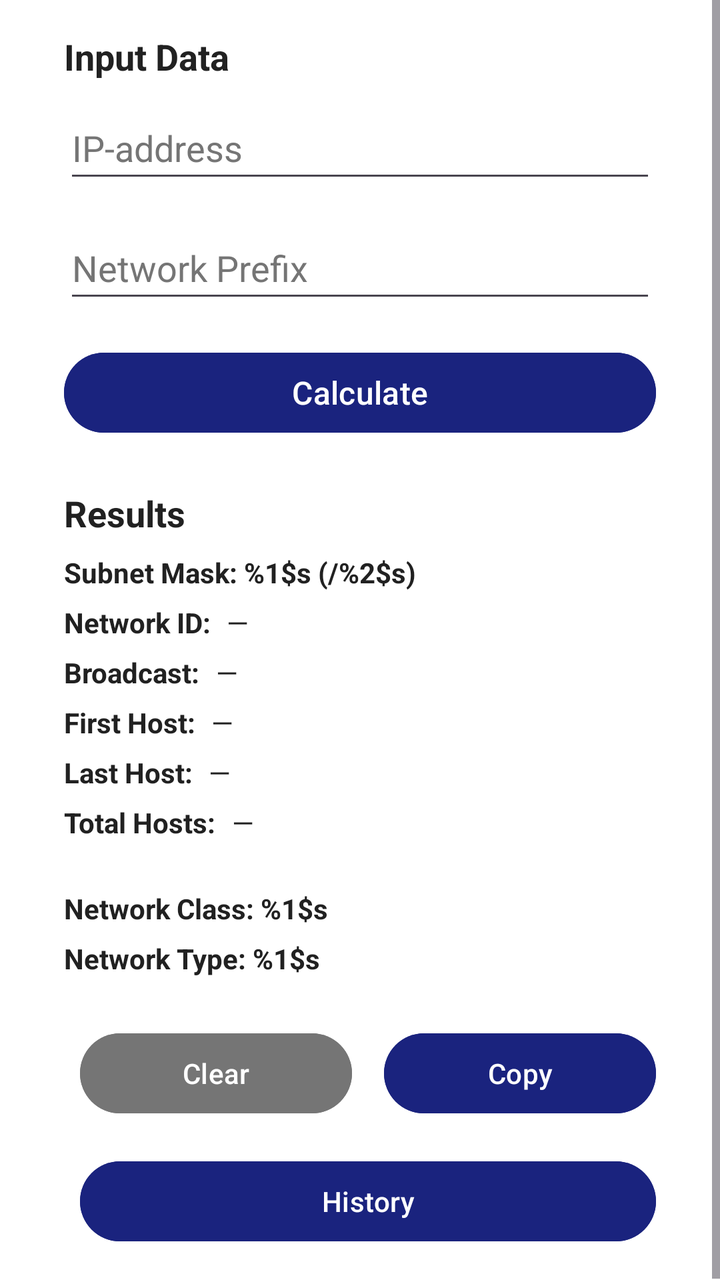
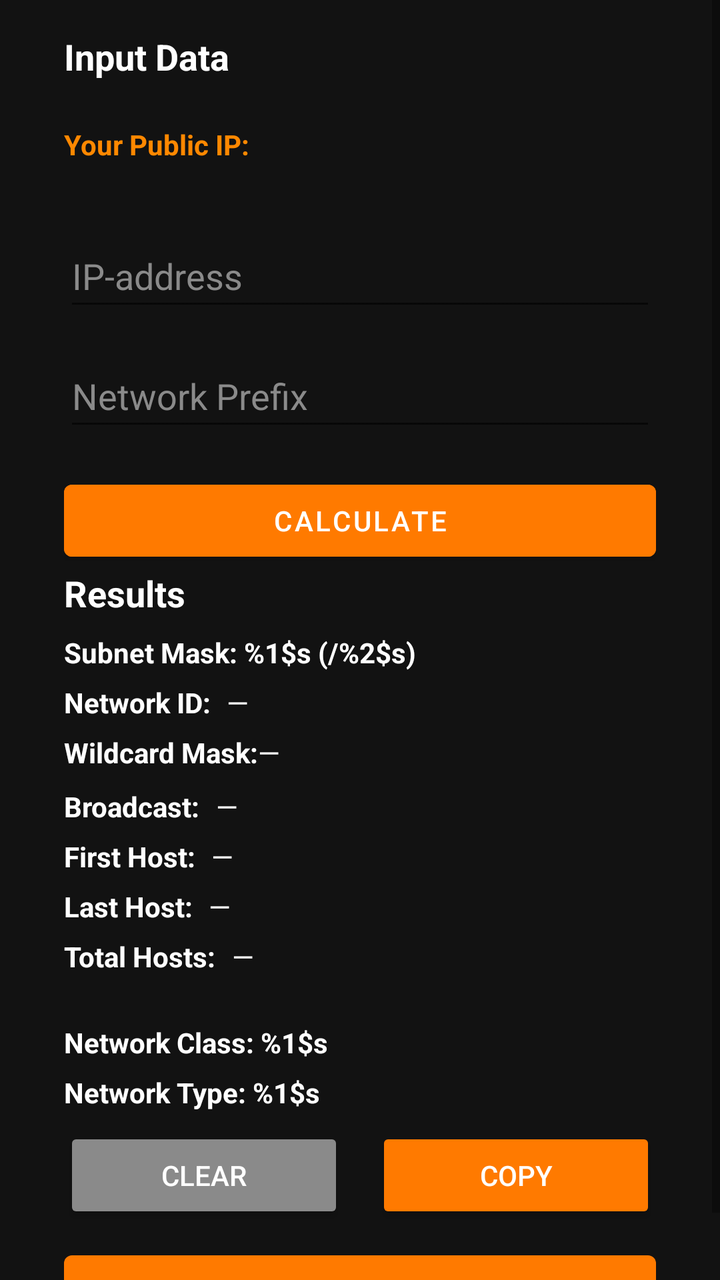

Screens rendered from an Android XML layout before and after an edit, with the pre-edit source and the edit as a unified diff.
<!-- AndroidManifest.xml: application theme Theme.IPCalculator -->
<!-- res/layout/activity_main.xml -->
<?xml version="1.0" encoding="utf-8"?>
<ScrollView xmlns:android="http://schemas.android.com/apk/res/android"
    xmlns:tools="http://android.com"
    android:layout_width="match_parent"
    android:layout_height="match_parent"
    android:fillViewport="true"
    tools:context=".MainActivity">

    <LinearLayout
        android:layout_width="match_parent"
        android:layout_height="wrap_content"
        android:layout_gravity="center_horizontal"
        android:orientation="vertical"
        android:padding="16dp"
        android:layout_marginStart="16dp"
        android:layout_marginEnd="16dp"
        android:background="@color/white">


    <TextView
            android:layout_width="match_parent"
            android:layout_height="wrap_content"
            android:text="@string/title_input_data"
            android:textSize="18sp"
            android:textStyle="bold"
            android:textColor="@color/text_high_contrast"
            android:layout_marginBottom="8dp" />

        <EditText
            android:id="@+id/etIpAddress"
            android:layout_width="match_parent"
            android:layout_height="wrap_content"
            android:minHeight="48dp"
            android:hint="@string/hint_ip_address"
            android:inputType="phone"
            android:digits="0123456789."
            android:maxLength="15"
            android:textColor="@color/text_high_contrast"
            android:textColorHint="#757575"
            android:importantForAutofill="no"
            android:layout_marginBottom="12dp"
            tools:ignore="SpeakableTextPresent" />

        <EditText
            android:id="@+id/etPrefix"
            android:layout_width="match_parent"
            android:layout_height="wrap_content"
            android:minHeight="48dp"
            android:hint="@string/hint_network_prefix"
            android:inputType="number"
            android:maxLength="2"
            android:importantForAutofill="no"
            android:layout_marginBottom="16dp"
            android:textColor="@color/text_high_contrast"
            android:textColorHint="#757575"
            tools:ignore="SpeakableTextPresent" />

        <Button
            android:id="@+id/btnCalculate"
            android:layout_width="match_parent"
            android:layout_height="wrap_content"
            android:text="@string/btn_calculate"
            android:textSize="16sp"
            android:backgroundTint="@color/primary_dark_blue"
            android:layout_marginBottom="24dp" />

        
        <TextView
            android:layout_width="match_parent"
            android:layout_height="wrap_content"
            android:text="@string/title_analysis_results"
            android:textSize="18sp"
            android:textStyle="bold"
            android:textColor="@color/text_high_contrast"
            android:layout_marginBottom="8dp" />

        
        <LinearLayout
            android:layout_width="match_parent"
            android:layout_height="wrap_content"
            android:orientation="horizontal"
            android:layout_marginBottom="6dp">
            <TextView
                android:id="@+id/tvNetmask"
                android:layout_width="match_parent"
                android:layout_height="wrap_content"
                android:text="@string/label_subnet_mask"
                android:textStyle="bold"
                android:textColor="@color/text_high_contrast"
                android:maxLines="1"
                android:autoSizeTextType="uniform"
                android:autoSizeMinTextSize="11sp"
                android:autoSizeMaxTextSize="14sp"
                android:autoSizeStepGranularity="1sp" />
        </LinearLayout>

        
        <LinearLayout
            android:layout_width="match_parent"
            android:layout_height="wrap_content"
            android:orientation="horizontal"
            android:layout_marginBottom="6dp">
            <TextView
                android:layout_width="wrap_content"
                android:layout_height="wrap_content"
                android:text="@string/label_network_id"
                android:textStyle="bold"
                android:textColor="@color/text_high_contrast"
                android:layout_marginEnd="8dp" />
            <TextView
                android:id="@+id/tvNetworkId"
                android:layout_width="0dp"
                android:layout_height="wrap_content"
                android:layout_weight="1"
                android:text="@string/default_placeholder"
                android:textColor="@color/text_high_contrast" />
        </LinearLayout>

        
        <LinearLayout
            android:layout_width="match_parent"
            android:layout_height="wrap_content"
            android:orientation="horizontal"
            android:layout_marginBottom="6dp">
            <TextView
                android:layout_width="wrap_content"
                android:layout_height="wrap_content"
                android:text="@string/label_broadcast_address"
                android:textStyle="bold"
                android:textColor="@color/text_high_contrast"
                android:layout_marginEnd="8dp" />
            <TextView
                android:id="@+id/tvBroadcast"
                android:layout_width="0dp"
                android:layout_height="wrap_content"
                android:layout_weight="1"
                android:text="@string/default_placeholder"
                android:textColor="@color/text_high_contrast" />
        </LinearLayout>

        
        <LinearLayout
            android:layout_width="match_parent"
            android:layout_height="wrap_content"
            android:orientation="horizontal"
            android:layout_marginBottom="6dp">
            <TextView
                android:layout_width="wrap_content"
                android:layout_height="wrap_content"
                android:text="@string/label_first_usable_host"
                android:textStyle="bold"
                android:textColor="@color/text_high_contrast"
                android:layout_marginEnd="8dp" />
            <TextView
                android:id="@+id/tvFirstHost"
                android:layout_width="0dp"
                android:layout_height="wrap_content"
                android:layout_weight="1"
                android:text="@string/default_placeholder"
                android:textColor="@color/text_high_contrast" />
        </LinearLayout>

        
        <LinearLayout
            android:layout_width="match_parent"
            android:layout_height="wrap_content"
            android:orientation="horizontal"
            android:layout_marginBottom="6dp">
            <TextView
                android:layout_width="wrap_content"
                android:layout_height="wrap_content"
                android:text="@string/label_last_usable_host"
                android:textStyle="bold"
                android:textColor="@color/text_high_contrast"
                android:layout_marginEnd="8dp" />
            <TextView
                android:id="@+id/tvLastHost"
                android:layout_width="0dp"
                android:layout_height="wrap_content"
                android:layout_weight="1"
                android:text="@string/default_placeholder"
                android:textColor="@color/text_high_contrast" />
        </LinearLayout>

        
        <LinearLayout
            android:layout_width="match_parent"
            android:layout_height="wrap_content"
            android:orientation="horizontal"
            android:layout_marginBottom="24dp">
            <TextView
                android:layout_width="wrap_content"
                android:layout_height="wrap_content"
                android:text="@string/label_total_usable_hosts"
                android:textStyle="bold"
                android:textColor="@color/text_high_contrast"
                android:layout_marginEnd="8dp" />
            <TextView
                android:id="@+id/tvUsableHosts"
                android:layout_width="0dp"
                android:layout_height="wrap_content"
                android:layout_weight="1"
                android:text="@string/default_placeholder"
                android:textColor="@color/text_high_contrast" />
        </LinearLayout>

        
        <LinearLayout
            android:layout_width="match_parent"
            android:layout_height="wrap_content"
            android:orientation="horizontal"
            android:layout_marginBottom="6dp">
            <TextView
                android:id="@+id/tvNetworkClass"
                android:layout_width="match_parent"
                android:layout_height="wrap_content"
                android:text="@string/label_network_class"
                android:textStyle="bold"
                android:textColor="@color/text_high_contrast"
                android:maxLines="1"
                android:autoSizeTextType="uniform"
                android:autoSizeMinTextSize="11sp"
                android:autoSizeMaxTextSize="14sp"
                android:autoSizeStepGranularity="1sp" />
        </LinearLayout>

        
        <LinearLayout
            android:layout_width="match_parent"
            android:layout_height="wrap_content"
            android:orientation="horizontal"
            android:layout_marginBottom="24dp">
            <TextView
                android:id="@+id/tvNetworkType"
                android:layout_width="match_parent"
                android:layout_height="wrap_content"
                android:text="@string/label_network_type"
                android:textStyle="bold"
                android:textColor="@color/text_high_contrast"
                android:maxLines="1"
                android:autoSizeTextType="uniform"
                android:autoSizeMinTextSize="11sp"
                android:autoSizeMaxTextSize="14sp"
                android:autoSizeStepGranularity="1sp" />
        </LinearLayout>

        
        <LinearLayout
            android:layout_width="match_parent"
            android:layout_height="wrap_content"
            android:orientation="horizontal"
            android:layout_marginBottom="8dp">

            <Button
                android:id="@+id/btnClear"
                style="?android:attr/buttonBarButtonStyle"
                android:layout_width="0dp"
                android:layout_height="wrap_content"
                android:layout_weight="1"
                android:text="@string/btn_clear"
                android:maxLines="1"
                android:layout_marginEnd="8dp"
                android:backgroundTint="#757575"
                android:textColor="@color/white"
                android:autoSizeTextType="uniform"
                android:autoSizeMinTextSize="10sp"
                android:autoSizeMaxTextSize="14sp"
                android:autoSizeStepGranularity="1sp" />

            <Button
                android:id="@+id/btnCopy"
                style="?android:attr/buttonBarButtonStyle"
                android:layout_width="0dp"
                android:layout_height="wrap_content"
                android:layout_weight="1"
                android:text="@string/btn_copy"
                android:maxLines="1"
                android:layout_marginStart="8dp"
                android:backgroundTint="@color/primary_dark_blue"
                android:textColor="@color/white"
                android:autoSizeTextType="uniform"
                android:autoSizeMinTextSize="10sp"
                android:autoSizeMaxTextSize="14sp"
                android:autoSizeStepGranularity="1sp" />
        </LinearLayout>

        
        <Button
            android:id="@+id/btnHistory"
            style="?android:attr/buttonBarButtonStyle"
            android:layout_width="match_parent"
            android:layout_height="wrap_content"
            android:text="@string/btn_history"
            android:maxLines="1"
            android:backgroundTint="@color/primary_dark_blue"
            android:textColor="@color/white"
            android:textSize="14sp"
            android:layout_marginTop="8dp"
            android:autoSizeTextType="uniform"
            android:autoSizeMinTextSize="10sp"
            android:autoSizeMaxTextSize="14sp"
            android:autoSizeStepGranularity="1sp" />

    </LinearLayout>
</ScrollView>
<!-- resources referenced by this layout -->
<resources>
  <color name="primary_dark_blue">#1A237E</color>
  <color name="text_high_contrast">#212121</color>
  <color name="white">#FFFFFFFF</color>
  <string name="btn_calculate">Calculate</string>
  <string name="btn_clear">Clear</string>
  <string name="btn_copy">Copy</string>
  <string name="btn_history">History</string>
  <string name="default_placeholder">—</string>
  <string name="hint_ip_address">IP-address </string>
  <string name="hint_network_prefix">Network Prefix</string>
  <string name="label_broadcast_address">Broadcast:</string>
  <string name="label_first_usable_host">First Host:</string>
  <string name="label_last_usable_host">Last Host:</string>
  <string name="label_network_class">Network Class: %1$s</string>
  <string name="label_network_id">Network ID:</string>
  <string name="label_network_type">Network Type: %1$s</string>
  <string name="label_subnet_mask">Subnet Mask: %1$s (/%2$s)</string>
  <string name="label_total_usable_hosts">Total Hosts:</string>
  <string name="title_analysis_results">Results</string>
  <string name="title_input_data">Input Data</string>
  <style name="Theme.IPCalculator" parent="Theme.Material3.DayNight.NoActionBar">
          
          <item name="colorPrimary">@color/primary_dark_blue</item>
          <item name="colorOnPrimary">@color/white</item>
          <item name="colorPrimaryContainer">@color/primary_dark_blue_variant</item>
  
          
          <item name="android:windowBackground">@color/white</item>
          <item name="android:statusBarColor">@color/primary_dark_blue</item>
      </style>
  <color name="primary_dark_blue_variant">#0D47A1</color>
</resources>

<!-- the commit's change to res/layout/activity_main.xml (unified diff, before → after) -->
@@ -1,21 +1,26 @@
 <?xml version="1.0" encoding="utf-8"?>
 <ScrollView xmlns:android="http://schemas.android.com/apk/res/android"
-    xmlns:tools="http://android.com"
+    xmlns:tools="http://schemas.android.com/tools"
     android:layout_width="match_parent"
     android:layout_height="match_parent"
     android:fillViewport="true"
-    tools:context=".MainActivity">
-
-    <LinearLayout
+    android:background="@color/dark_background"
+    tools:context=".MainActivity"
+    tools:ignore="all">
+
+<LinearLayout
         android:layout_width="match_parent"
         android:layout_height="wrap_content"
         android:layout_gravity="center_horizontal"
         android:orientation="vertical"
-        android:padding="16dp"
+        android:paddingStart="16dp"
+        android:paddingTop="16dp"
+        android:paddingEnd="16dp"
+        android:paddingBottom="0dp"
         android:layout_marginStart="16dp"
         android:layout_marginEnd="16dp"
-        android:background="@color/white">
-
+        android:background="@color/dark_background"
+        tools:ignore="VisualLintBounds">
 
     <TextView
             android:layout_width="match_parent"
@@ -26,45 +31,62 @@
             android:textColor="@color/text_high_contrast"
             android:layout_marginBottom="8dp" />
 
-        <EditText
-            android:id="@+id/etIpAddress"
-            android:layout_width="match_parent"
-            android:layout_height="wrap_content"
+        <TextView
+            android:id="@+id/tvPublicIp"
+            android:layout_width="match_parent"
+            android:layout_height="wrap_content"
+            android:text="@string/public_ip_loading"
+            android:textColor="#FF8800"
+            android:textSize="14sp"
+            android:textStyle="bold"
             android:minHeight="48dp"
-            android:hint="@string/hint_ip_address"
-            android:inputType="phone"
-            android:digits="0123456789."
-            android:maxLength="15"
-            android:textColor="@color/text_high_contrast"
-            android:textColorHint="#757575"
-            android:importantForAutofill="no"
-            android:layout_marginBottom="12dp"
-            tools:ignore="SpeakableTextPresent" />
-
-        <EditText
-            android:id="@+id/etPrefix"
-            android:layout_width="match_parent"
-            android:layout_height="wrap_content"
-            android:minHeight="48dp"
-            android:hint="@string/hint_network_prefix"
-            android:inputType="number"
-            android:maxLength="2"
-            android:importantForAutofill="no"
+            android:gravity="start|center_vertical"
             android:layout_marginBottom="16dp"
-            android:textColor="@color/text_high_contrast"
-            android:textColorHint="#757575"
-            tools:ignore="SpeakableTextPresent" />
-
-        <Button
-            android:id="@+id/btnCalculate"
-            android:layout_width="match_parent"
-            android:layout_height="wrap_content"
-            android:text="@string/btn_calculate"
-            android:textSize="16sp"
-            android:backgroundTint="@color/primary_dark_blue"
-            android:layout_marginBottom="24dp" />
-
-        
+            android:padding="0dp"
+            android:background="?android:attr/selectableItemBackground"
+            android:clickable="true"
+            android:focusable="true" />
+
+    <EditText
+        android:id="@+id/etIpAddress"
+        android:layout_width="match_parent"
+        android:layout_height="wrap_content"
+        android:minHeight="48dp"
+        android:hint="@string/hint_ip_address"
+        android:inputType="phone"
+        android:digits="0123456789."
+        android:maxLength="15"
+        android:textColor="@color/text_high_contrast"
+        android:textColorHint="@color/text_hint_color"
+        android:importantForAutofill="no"
+        android:layout_marginBottom="12dp"
+        tools:ignore="SpeakableTextPresent" />
+
+    <EditText
+        android:id="@+id/etPrefix"
+        android:layout_width="match_parent"
+        android:layout_height="wrap_content"
+        android:minHeight="48dp"
+        android:hint="@string/hint_network_prefix"
+        android:inputType="number"
+        android:maxLength="2"
+        android:importantForAutofill="no"
+        android:layout_marginBottom="16dp"
+        android:textColor="@color/text_high_contrast"
+        android:textColorHint="@color/text_hint_color"
+        tools:ignore="SpeakableTextPresent" />
+
+    
+    <Button
+        android:id="@+id/btnCalculate"
+        android:layout_width="match_parent"
+        android:layout_height="wrap_content"
+        android:text="@string/btn_calculate"
+        android:maxLines="1"
+        android:backgroundTint="@color/orange_primary"
+        android:textColor="@color/white"/>
+
+    
         <TextView
             android:layout_width="match_parent"
             android:layout_height="wrap_content"
@@ -116,6 +138,29 @@
                 android:textColor="@color/text_high_contrast" />
         </LinearLayout>
 
+        <LinearLayout
+            android:layout_width="match_parent"
+            android:layout_height="wrap_content"
+            android:orientation="horizontal"
+            android:layout_marginBottom="8dp">
+
+            <TextView
+                android:layout_width="wrap_content"
+                android:layout_height="wrap_content"
+                android:text="@string/label_wildcard"
+                android:textColor="@color/text_high_contrast"
+                android:textStyle="bold" />
+
+            <TextView
+                android:id="@+id/tvWildcard"
+                android:layout_width="0dp"
+                android:layout_height="wrap_content"
+                android:layout_weight="1"
+                android:text="@string/default_placeholder"
+                android:textColor="@color/text_high_contrast" />
+        </LinearLayout>
+
+
         
         <LinearLayout
             android:layout_width="match_parent"
@@ -229,7 +274,7 @@
             android:layout_width="match_parent"
             android:layout_height="wrap_content"
             android:orientation="horizontal"
-            android:layout_marginBottom="24dp">
+            android:layout_marginBottom="8dp">
             <TextView
                 android:id="@+id/tvNetworkType"
                 android:layout_width="match_parent"
@@ -251,32 +296,30 @@
             android:orientation="horizontal"
             android:layout_marginBottom="8dp">
 
-            <Button
+            <androidx.appcompat.widget.AppCompatButton
                 android:id="@+id/btnClear"
-                style="?android:attr/buttonBarButtonStyle"
                 android:layout_width="0dp"
                 android:layout_height="wrap_content"
                 android:layout_weight="1"
                 android:text="@string/btn_clear"
                 android:maxLines="1"
                 android:layout_marginEnd="8dp"
-                android:backgroundTint="#757575"
+                android:backgroundTint="@color/text_hint_color"
                 android:textColor="@color/white"
                 android:autoSizeTextType="uniform"
                 android:autoSizeMinTextSize="10sp"
                 android:autoSizeMaxTextSize="14sp"
                 android:autoSizeStepGranularity="1sp" />
 
-            <Button
+            <androidx.appcompat.widget.AppCompatButton
                 android:id="@+id/btnCopy"
-                style="?android:attr/buttonBarButtonStyle"
                 android:layout_width="0dp"
                 android:layout_height="wrap_content"
                 android:layout_weight="1"
                 android:text="@string/btn_copy"
                 android:maxLines="1"
                 android:layout_marginStart="8dp"
-                android:backgroundTint="@color/primary_dark_blue"
+                android:backgroundTint="@color/orange_primary"
                 android:textColor="@color/white"
                 android:autoSizeTextType="uniform"
                 android:autoSizeMinTextSize="10sp"
@@ -287,19 +330,19 @@
         
         <Button
             android:id="@+id/btnHistory"
-            style="?android:attr/buttonBarButtonStyle"
             android:layout_width="match_parent"
             android:layout_height="wrap_content"
             android:text="@string/btn_history"
             android:maxLines="1"
-            android:backgroundTint="@color/primary_dark_blue"
+            android:background="@drawable/orange_button_background"
             android:textColor="@color/white"
             android:textSize="14sp"
             android:layout_marginTop="8dp"
             android:autoSizeTextType="uniform"
             android:autoSizeMinTextSize="10sp"
             android:autoSizeMaxTextSize="14sp"
-            android:autoSizeStepGranularity="1sp" />
+            android:autoSizeStepGranularity="1sp"
+            android:contentDescription="@string/btn_history_description"/>
 
     </LinearLayout>
 </ScrollView>
<!-- resource entries referenced after the edit -->
@@ -1,12 +1,23 @@
 <!-- resources referenced by this layout -->
 <resources>
-  <color name="primary_dark_blue">#1A237E</color>
-  <color name="text_high_contrast">#212121</color>
+  <color name="dark_background">#121212</color>
+  <color name="orange_primary">#FF7A00</color>
+  <color name="text_high_contrast">@color/text_primary</color>
+  <color name="text_hint_color">#8A8A8A</color>
   <color name="white">#FFFFFFFF</color>
+  <!-- drawable orange_button_background (drawable) -->
+  <?xml version="1.0" encoding="utf-8"?>
+  <shape xmlns:android="http://schemas.android.com/apk/res/android">
+      
+      <solid android:color="@color/orange_primary" />
+      
+      <corners android:radius="4dp" />
+  </shape>
   <string name="btn_calculate">Calculate</string>
   <string name="btn_clear">Clear</string>
   <string name="btn_copy">Copy</string>
   <string name="btn_history">History</string>
+  <string name="btn_history_description">Calculation history</string>
   <string name="default_placeholder">—</string>
   <string name="hint_ip_address">IP-address </string>
   <string name="hint_network_prefix">Network Prefix</string>
@@ -18,18 +29,26 @@
   <string name="label_network_type">Network Type: %1$s</string>
   <string name="label_subnet_mask">Subnet Mask: %1$s (/%2$s)</string>
   <string name="label_total_usable_hosts">Total Hosts:</string>
+  <string name="label_wildcard">Wildcard Mask: </string>
+  <string name="public_ip_loading">Your Public IP: </string>
   <string name="title_analysis_results">Results</string>
   <string name="title_input_data">Input Data</string>
-  <style name="Theme.IPCalculator" parent="Theme.Material3.DayNight.NoActionBar">
+  <style name="Theme.IPCalculator" parent="Theme.MaterialComponents.DayNight.NoActionBar">
           
-          <item name="colorPrimary">@color/primary_dark_blue</item>
+          <item name="colorPrimary">@color/orange_primary</item>
+          <item name="colorPrimaryVariant">@color/orange_border</item>
           <item name="colorOnPrimary">@color/white</item>
-          <item name="colorPrimaryContainer">@color/primary_dark_blue_variant</item>
   
           
-          <item name="android:windowBackground">@color/white</item>
-          <item name="android:statusBarColor">@color/primary_dark_blue</item>
+          <item name="android:windowBackground">@color/dark_background</item>
+          <item name="colorSurface">@color/dark_surface</item>
+          <item name="colorOnSurface">@color/text_primary</item>
+  
+          <item name="android:statusBarColor">@color/dark_background</item>
+          <item name="android:windowLightStatusBar">false</item>
       </style>
-  <color name="primary_dark_blue_variant">#0D47A1</color>
+  <color name="text_primary">#FFFFFF</color>
+  <color name="orange_border">#FF6B00</color>
+  <color name="dark_surface">#1A1A1A</color>
 </resources>
 
